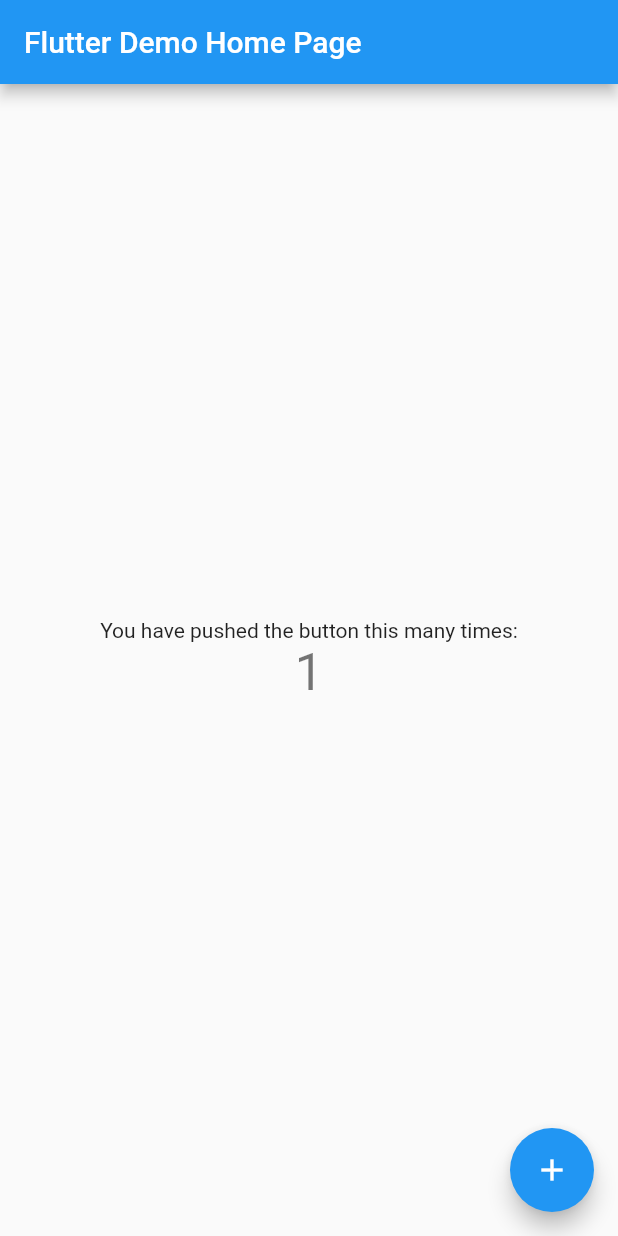
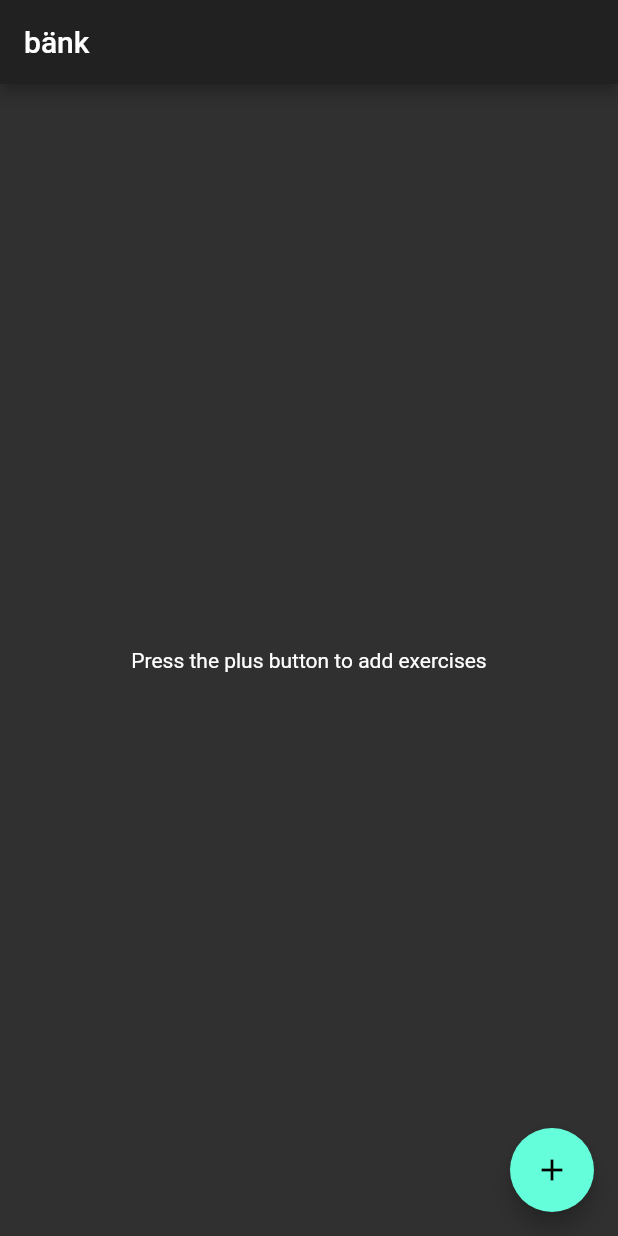
Before and after one commit to CarlHagred/LiftStatus, a Flutter app: the screen it shows after launch, after a tap on the "add" icon, on a phone screen of 412 x 824 dp. Run offline on Flutter 3.47's test engine with Material 2 defaults, Android fonts, the phone set to English and light mode, and no system bars; our stand-ins replace font_awesome_flutter.

Commit message:
First fixes

```diff
--- a/lib/inputPage/buttom_button.dart
+++ b/lib/components/buttom_button.dart
@@ -1,5 +1,5 @@
 import 'package:flutter/material.dart';
-import 'constant.dart';
+import '../constant.dart';
 
 const double buttomContainerHeight = 80;
 
--- a/lib/inputPage/gender_card.dart
+++ b/lib/components/gender_card.dart
@@ -1,5 +1,5 @@
 import 'package:flutter/material.dart';
-import 'constant.dart';
+import '../constant.dart';
 
 class GenderCard extends StatelessWidget {
   final String text;
--- a/lib/inputPage/round_icon_button.dart
+++ b/lib/components/round_icon_button.dart
@@ -1,4 +1,4 @@
-import 'constant.dart';
+import '../constant.dart';
 import 'package:flutter/material.dart';
 
 class RoundIconButton extends StatelessWidget {
--- /dev/null
+++ b/lib/exercise.dart
@@ -0,0 +1,49 @@
+import 'package:flutter/material.dart';
+
+class Exercise extends StatelessWidget {
+  Exercise({this.name});
+  String name;
+  @override
+  Widget build(BuildContext context) {
+    return MaterialApp(
+      theme: ThemeData.dark(),
+      home: ExercisePage(title: name),
+    );
+  }
+}
+
+class ExercisePage extends StatefulWidget {
+  ExercisePage({Key key, this.title}) : super(key: key);
+
+  final String title;
+
+  @override
+  _ExercisePageState createState() => _ExercisePageState();
+}
+
+class _ExercisePageState extends State<ExercisePage> {
+  @override
+  Widget build(BuildContext context) {
+    return Scaffold(
+      appBar: AppBar(
+        title: Text(widget.title),
+      ),
+      body: Center(
+        child: Column(
+          mainAxisAlignment: MainAxisAlignment.center,
+          children: <Widget>[
+            /*TODO Lägg till ternary operator med funktion som kollar om litsan av övningar är tom. är den det ska texten nedan visas och annars ska övningarna visas. */
+            Text(
+              'Press the plus button to add exercises',
+            ),
+          ],
+        ),
+      ),
+      floatingActionButton: FloatingActionButton(
+        onPressed: () {},
+        tooltip: 'newExercise',
+        child: Icon(Icons.add),
+      ),
+    );
+  }
+}
--- /dev/null
+++ b/lib/home_screen.dart
@@ -0,0 +1,52 @@
+import 'package:lift_status/exercise.dart';
+import 'package:flutter/material.dart';
+
+class HomeScreen extends StatelessWidget {
+  @override
+  Widget build(BuildContext context) {
+    return MaterialApp(
+      theme: ThemeData.dark(),
+      home: HomeScreenPage(title: 'Lift Status'),
+    );
+  }
+}
+
+class HomeScreenPage extends StatefulWidget {
+  HomeScreenPage({Key key, this.title}) : super(key: key);
+
+  final String title;
+
+  @override
+  _HomeScreenState createState() => _HomeScreenState();
+}
+
+class _HomeScreenState extends State<HomeScreenPage> {
+  @override
+  Widget build(BuildContext context) {
+    return Scaffold(
+      appBar: AppBar(
+        title: Text(widget.title),
+      ),
+      body: Center(
+        child: Column(
+          mainAxisAlignment: MainAxisAlignment.center,
+          children: <Widget>[
+            /*TODO Lägg till ternary operator med funktion som kollar om litsan av övningar är tom. är den det ska texten nedan visas och annars ska övningarna visas. */
+            Text(
+              'Press the plus button to add exercises',
+            ),
+          ],
+        ),
+      ),
+      floatingActionButton: FloatingActionButton(
+        onPressed: () {
+          Navigator.push(context, MaterialPageRoute(builder: (context) {
+            return Exercise(name: 'bänk');
+          }));
+        },
+        tooltip: 'newExercise',
+        child: Icon(Icons.add),
+      ),
+    );
+  }
+}
--- a/lib/inputPage/results_page.dart
+++ b/lib/inputPage/results_page.dart
@@ -1,8 +1,8 @@
 import 'input_page.dart';
 import 'package:flutter/material.dart';
-import 'constant.dart';
-import 'reuseable_card.dart';
-import 'buttom_button.dart';
+import '../constant.dart';
+import '../components/reuseable_card.dart';
+import '../components/buttom_button.dart';
 
 class ResultsPage extends StatelessWidget {
   double bmi = 85.2;
--- a/lib/main.dart
+++ b/lib/main.dart
@@ -1,113 +1,16 @@
 import 'package:flutter/material.dart';
+import 'package:lift_status/home_screen.dart';
 
 void main() {
-  runApp(MyApp());
+  void main() => runApp(MyApp());
 }
 
 class MyApp extends StatelessWidget {
-  // This widget is the root of your application.
   @override
   Widget build(BuildContext context) {
     return MaterialApp(
-      title: 'Flutter Demo',
-      theme: ThemeData(
-        // This is the theme of your application.
-        //
-        // Try running your application with "flutter run". You'll see the
-        // application has a blue toolbar. Then, without quitting the app, try
-        // changing the primarySwatch below to Colors.green and then invoke
-        // "hot reload" (press "r" in the console where you ran "flutter run",
-        // or simply save your changes to "hot reload" in a Flutter IDE).
-        // Notice that the counter didn't reset back to zero; the application
-        // is not restarted.
-        primarySwatch: Colors.blue,
-      ),
-      home: MyHomePage(title: 'Flutter Demo Home Page'),
+      theme: ThemeData.dark(),
+      home: HomeScreen(),
     );
   }
 }
-
-class MyHomePage extends StatefulWidget {
-  MyHomePage({Key key, this.title}) : super(key: key);
-
-  // This widget is the home page of your application. It is stateful, meaning
-  // that it has a State object (defined below) that contains fields that affect
-  // how it looks.
-
-  // This class is the configuration for the state. It holds the values (in this
-  // case the title) provided by the parent (in this case the App widget) and
-  // used by the build method of the State. Fields in a Widget subclass are
-  // always marked "final".
-
-  final String title;
-
-  @override
-  _MyHomePageState createState() => _MyHomePageState();
-}
-
-class _MyHomePageState extends State<MyHomePage> {
-  int _counter = 0;
-
-  void _incrementCounter() {
-    setState(() {
-      // This call to setState tells the Flutter framework that something has
-      // changed in this State, which causes it to rerun the build method below
-      // so that the display can reflect the updated values. If we changed
-      // _counter without calling setState(), then the build method would not be
-      // called again, and so nothing would appear to happen.
-      _counter++;
-    });
-  }
-
-  @override
-  Widget build(BuildContext context) {
-    // This method is rerun every time setState is called, for instance as done
-    // by the _incrementCounter method above.
-    //
-    // The Flutter framework has been optimized to make rerunning build methods
-    // fast, so that you can just rebuild anything that needs updating rather
-    // than having to individually change instances of widgets.
-    return Scaffold(
-      appBar: AppBar(
-        // Here we take the value from the MyHomePage object that was created by
-        // the App.build method, and use it to set our appbar title.
-        title: Text(widget.title),
-      ),
-      body: Center(
-        // Center is a layout widget. It takes a single child and positions it
-        // in the middle of the parent.
-        child: Column(
-          // Column is also a layout widget. It takes a list of children and
-          // arranges them vertically. By default, it sizes itself to fit its
-          // children horizontally, and tries to be as tall as its parent.
-          //
-          // Invoke "debug painting" (press "p" in the console, choose the
-          // "Toggle Debug Paint" action from the Flutter Inspector in Android
-          // Studio, or the "Toggle Debug Paint" command in Visual Studio Code)
-          // to see the wireframe for each widget.
-          //
-          // Column has various properties to control how it sizes itself and
-          // how it positions its children. Here we use mainAxisAlignment to
-          // center the children vertically; the main axis here is the vertical
-          // axis because Columns are vertical (the cross axis would be
-          // horizontal).
-          mainAxisAlignment: MainAxisAlignment.center,
-          children: <Widget>[
-            Text(
-              'You have pushed the button this many times:',
-            ),
-            Text(
-              '$_counter',
-              style: Theme.of(context).textTheme.headline4,
-            ),
-          ],
-        ),
-      ),
-      floatingActionButton: FloatingActionButton(
-        onPressed: _incrementCounter,
-        tooltip: 'Increment',
-        child: Icon(Icons.add),
-      ), // This trailing comma makes auto-formatting nicer for build methods.
-    );
-  }
-}
```
Also changed, not shown: lib/inputPage/input_page.dart (+5 -5 lines), lib/components/reuseable_card.dart (renamed from lib/inputPage/reuseable_card.dart), lib/constant.dart (renamed from lib/inputPage/constant.dart), 1 other file.
